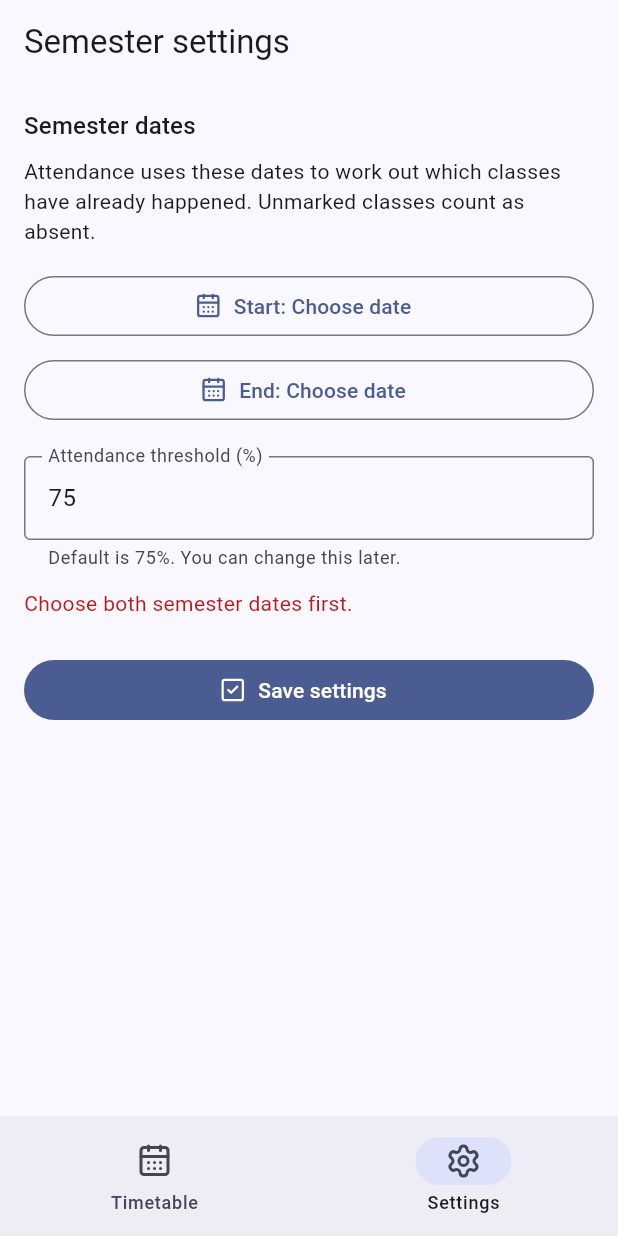
After one commit to taphar2/HoldCourse, a Flutter app: the screen it shows after launch, item 2 of the bottom bar chosen, after a tap on "Save settings", on a phone screen of 412 x 824 dp. The commit adds this screen. Run offline on Flutter 3.47's test engine with Material 3 defaults, Android fonts, the phone set to English and light mode, and no system bars; our stand-ins replace drift, flutter_lucide, material_ui; accounts and stored records are empty; generated files the repository leaves out were written again.

Commit message:
feat(settings): set semester dates and attendance threshold

```diff
--- a/lib/app.dart
+++ b/lib/app.dart
@@ -1,14 +1,23 @@
+import 'package:flutter_lucide/flutter_lucide.dart';
 import 'package:material_ui/material_ui.dart';
 
 import 'core/db/database.dart';
 import 'core/theme/app_theme.dart';
+import 'features/settings/settings_screen.dart';
 import 'features/timetable/timetable_screen.dart';
 
 /// Root of the HoldCourse app.
 class HoldCourseApp extends StatelessWidget {
-  const HoldCourseApp({super.key, required this.database});
+  const HoldCourseApp({
+    super.key,
+    required this.database,
+    this.now,
+  });
 
   final AppDatabase database;
+
+  /// Injectable clock for tests. Production uses the device clock.
+  final DateTime Function()? now;
 
   @override
   Widget build(BuildContext context) {
@@ -18,7 +27,48 @@ class HoldCourseApp extends StatelessWidget {
       theme: AppTheme.light,
       darkTheme: AppTheme.dark,
       themeMode: ThemeMode.system,
-      home: TimetableScreen(database: database),
+      home: _AppShell(database: database, now: now),
     );
   }
 }
+
+class _AppShell extends StatefulWidget {
+  const _AppShell({required this.database, this.now});
+
+  final AppDatabase database;
+  final DateTime Function()? now;
+
+  @override
+  State<_AppShell> createState() => _AppShellState();
+}
+
+class _AppShellState extends State<_AppShell> {
+  int _selected = 0;
+
+  @override
+  Widget build(BuildContext context) {
+    return Scaffold(
+      body: switch (_selected) {
+        0 => TimetableScreen(database: widget.database),
+        1 => SettingsScreen(database: widget.database, now: widget.now),
+        _ => const SizedBox.shrink(),
+      },
+      bottomNavigationBar: NavigationBar(
+        selectedIndex: _selected,
+        onDestinationSelected: (int index) {
+          setState(() => _selected = index);
+        },
+        destinations: const [
+          NavigationDestination(
+            icon: Icon(LucideIcons.calendar_days),
+            label: 'Timetable',
+          ),
+          NavigationDestination(
+            icon: Icon(LucideIcons.settings),
+            label: 'Settings',
+          ),
+        ],
+      ),
+    );
+  }
+}
--- /dev/null
+++ b/lib/features/settings/settings_screen.dart
@@ -0,0 +1,189 @@
+import 'package:drift/drift.dart' show Value;
+import 'package:flutter_lucide/flutter_lucide.dart';
+import 'package:hold_course/core/db/database.dart';
+import 'package:material_ui/material_ui.dart';
+
+/// Semester dates and marking rules.
+///
+/// Until sign-up exists, this is where the student enters the dates that
+/// attendance needs in order to know which classes have already happened.
+class SettingsScreen extends StatefulWidget {
+  const SettingsScreen({
+    super.key,
+    required this.database,
+    this.now,
+  });
+
+  final AppDatabase database;
+  final DateTime Function()? now;
+
+  @override
+  State<SettingsScreen> createState() => _SettingsScreenState();
+}
+
+class _SettingsScreenState extends State<SettingsScreen> {
+  late final TextEditingController _threshold;
+  DateTime? _start;
+  DateTime? _end;
+  bool _loaded = false;
+  String? _error;
+
+  @override
+  void initState() {
+    super.initState();
+    _threshold = TextEditingController(text: '75');
+  }
+
+  @override
+  void dispose() {
+    _threshold.dispose();
+    super.dispose();
+  }
+
+  DateTime _now() => widget.now?.call() ?? DateTime.now();
+
+  Future<void> _pickDate({required bool isStart}) async {
+    final DateTime initial = isStart
+        ? (_start ?? _now())
+        : (_end ?? _start ?? _now());
+    final DateTime? picked = await showDatePicker(
+      context: context,
+      initialDate: initial,
+      firstDate: DateTime(initial.year - 2),
+      lastDate: DateTime(initial.year + 2),
+      helpText: isStart ? 'Choose semester start' : 'Choose semester end',
+    );
+    if (picked != null) {
+      setState(() {
+        if (isStart) {
+          _start = DateTime(picked.year, picked.month, picked.day);
+        } else {
+          _end = DateTime(picked.year, picked.month, picked.day);
+        }
+        _error = null;
+      });
+    }
+  }
+
+  Future<void> _save(List<AppSetting> existing) async {
+    final int? threshold = int.tryParse(_threshold.text.trim());
+    if (_start == null || _end == null) {
+      setState(() => _error = 'Choose both semester dates first.');
+      return;
+    }
+    if (threshold == null || threshold < 0 || threshold > 100) {
+      setState(() => _error = 'Enter a threshold between 0 and 100.');
+      return;
+    }
+    if (_end!.isBefore(_start!)) {
+      setState(() => _error = 'The semester cannot end before it starts.');
+      return;
+    }
+
+    final AppSettingsCompanion companion = AppSettingsCompanion(
+      semesterStart: Value(_start!),
+      semesterEnd: Value(_end!),
+      attendanceThreshold: Value(threshold),
+    );
+    if (existing.isEmpty) {
+      await widget.database
+          .into(widget.database.appSettings)
+          .insert(
+            AppSettingsCompanion.insert(
+              semesterStart: _start!,
+              semesterEnd: _end!,
+              attendanceThreshold: Value(threshold),
+            ),
+          );
+    } else {
+      await (widget.database.update(widget.database.appSettings)
+            ..where((row) => row.id.equals(0))).write(companion);
+    }
+  }
+
+  String _dateLabel(BuildContext context, DateTime? date) {
+    if (date == null) {
+      return 'Choose date';
+    }
+    return MaterialLocalizations.of(context).formatCompactDate(date);
+  }
+
+  @override
+  Widget build(BuildContext context) {
+    return StreamBuilder<List<AppSetting>>(
+      stream: widget.database.select(widget.database.appSettings).watch(),
+      builder: (
+        BuildContext context,
+        AsyncSnapshot<List<AppSetting>> snapshot,
+      ) {
+        final List<AppSetting> settings = snapshot.data ?? const [];
+        if (!_loaded && settings.isNotEmpty) {
+          _start = settings.first.semesterStart;
+          _end = settings.first.semesterEnd;
+          _threshold.text = settings.first.attendanceThreshold.toString();
+          _loaded = true;
+        }
+        return Scaffold(
+          appBar: AppBar(title: const Text('Semester settings')),
+          body: SafeArea(
+            child: SingleChildScrollView(
+              padding: const EdgeInsets.all(16),
+              child: Column(
+                crossAxisAlignment: CrossAxisAlignment.stretch,
+                children: [
+                  Text(
+                    'Semester dates',
+                    style: Theme.of(context).textTheme.titleMedium,
+                  ),
+                  const SizedBox(height: 8),
+                  Text(
+                    'Attendance uses these dates to work out which classes '
+                    'have already happened. Unmarked classes count as absent.',
+                    style: Theme.of(context).textTheme.bodyMedium,
+                  ),
+                  const SizedBox(height: 16),
+                  OutlinedButton.icon(
+                    onPressed: () => _pickDate(isStart: true),
+                    icon: const Icon(LucideIcons.calendar_days),
+                    label: Text('Start: ${_dateLabel(context, _start)}'),
+                  ),
+                  const SizedBox(height: 8),
+                  OutlinedButton.icon(
+                    onPressed: () => _pickDate(isStart: false),
+                    icon: const Icon(LucideIcons.calendar_days),
+                    label: Text('End: ${_dateLabel(context, _end)}'),
+                  ),
+                  const SizedBox(height: 20),
+                  TextField(
+                    controller: _threshold,
+                    keyboardType: TextInputType.number,
+                    decoration: const InputDecoration(
+                      labelText: 'Attendance threshold (%)',
+                      helperText: 'Default is 75%. You can change this later.',
+                      border: OutlineInputBorder(),
+                    ),
+                  ),
+                  if (_error != null) ...[
+                    const SizedBox(height: 12),
+                    Text(
+                      _error!,
+                      style: Theme.of(context).textTheme.bodyMedium?.copyWith(
+                        color: Theme.of(context).colorScheme.error,
+                      ),
+                    ),
+                  ],
+                  const SizedBox(height: 24),
+                  FilledButton.icon(
+                    onPressed: () => _save(settings),
+                    icon: const Icon(LucideIcons.square_check),
+                    label: const Text('Save settings'),
+                  ),
+                ],
+              ),
+            ),
+          ),
+        );
+      },
+    );
+  }
+}
```
Also changed, not shown: 1 other file.
